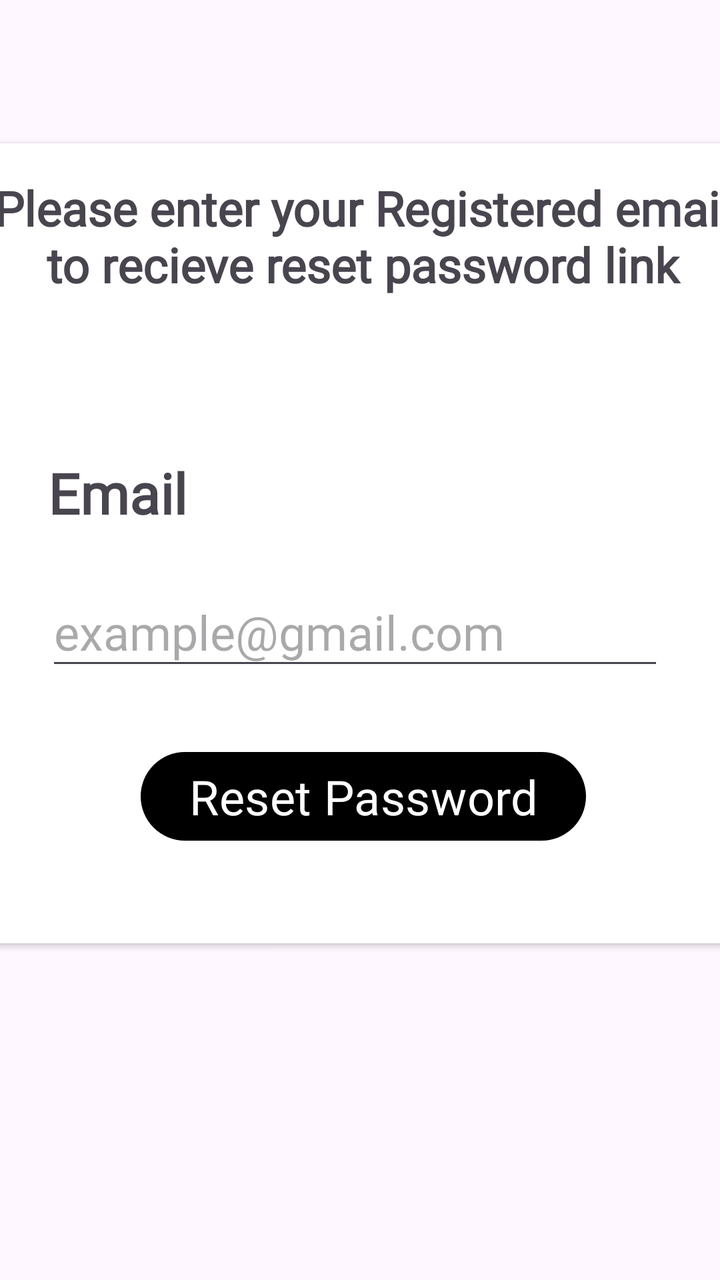
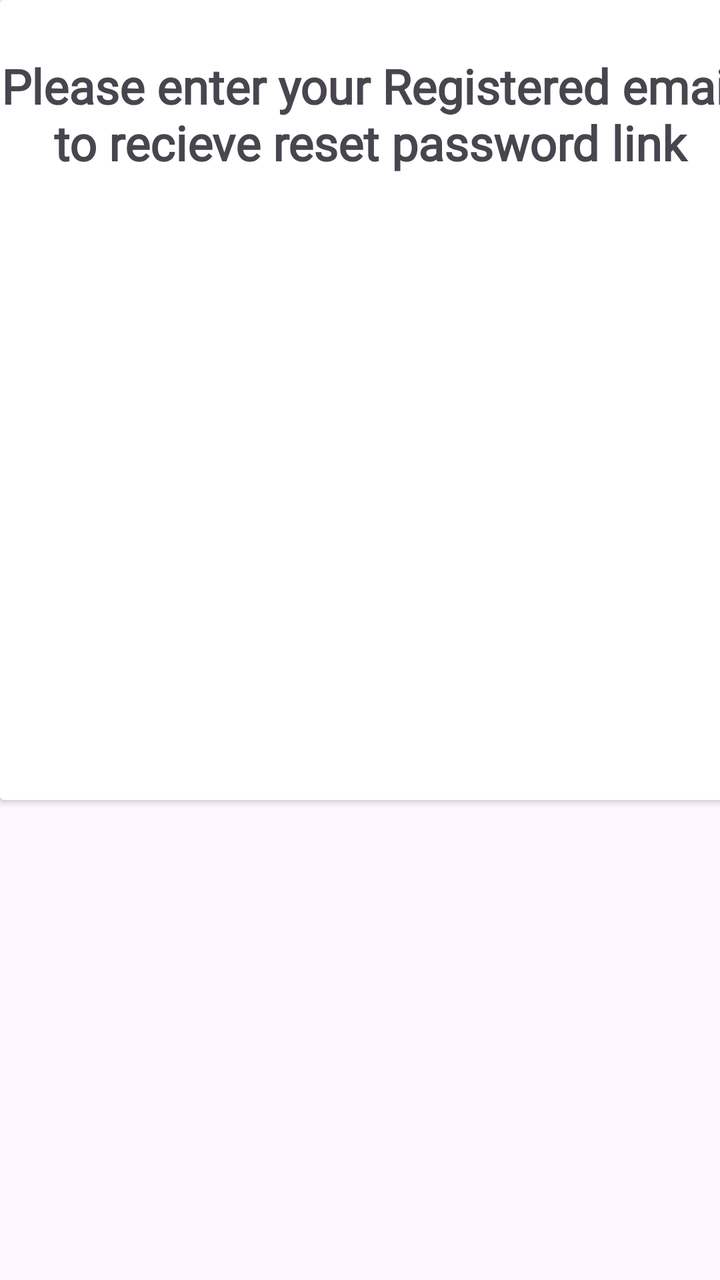

An Android layout rendered at two revisions. The XML below is the earlier revision; the diff shows what the commit changed to produce the second picture.
<!-- AndroidManifest.xml: application theme Theme.Hostelvault -->
<!-- res/layout/activity_forgot_passwrd.xml -->
<?xml version="1.0" encoding="utf-8"?>
<androidx.constraintlayout.widget.ConstraintLayout xmlns:android="http://schemas.android.com/apk/res/android"
    xmlns:app="http://schemas.android.com/apk/res-auto"
    xmlns:tools="http://schemas.android.com/tools"
    android:id="@+id/main"
    android:layout_width="match_parent"
    android:layout_height="match_parent"
    tools:context=".forgotPasswrd">

    <androidx.cardview.widget.CardView
        android:layout_width="375dp"
        android:layout_height="400dp"
        android:elevation="16dp"
        app:layout_constraintBottom_toBottomOf="parent"
        app:layout_constraintEnd_toEndOf="parent"
        app:layout_constraintHorizontal_bias="0.444"
        app:layout_constraintStart_toStartOf="parent"
        app:layout_constraintTop_toTopOf="parent"
        app:layout_constraintVertical_bias="0.299">

        <androidx.constraintlayout.widget.ConstraintLayout
            android:layout_width="match_parent"
            android:layout_height="match_parent">

            <TextView
                android:id="@+id/textView2"
                android:layout_width="370dp"
                android:layout_height="120dp"
                android:layout_marginTop="16dp"
                android:fontFamily="@font/poppins_semibold"
                android:text="Please enter your Registered email to recieve reset password link"
                android:textAlignment="center"
                android:textSize="24dp"
                android:textStyle="bold"
                app:layout_constraintEnd_toEndOf="parent"
                app:layout_constraintHorizontal_bias="0.466"
                app:layout_constraintStart_toStartOf="parent"
                app:layout_constraintTop_toTopOf="parent" />


            <TextView
                android:id="@+id/textView3"
                android:layout_width="wrap_content"
                android:layout_height="wrap_content"
                android:layout_marginTop="20dp"
                android:fontFamily="@font/poppins_semibold"
                android:text="Email"
                android:textSize="28sp"
                android:textStyle="bold"
                app:layout_constraintEnd_toEndOf="parent"
                app:layout_constraintHorizontal_bias="0.098"
                app:layout_constraintStart_toStartOf="parent"
                app:layout_constraintTop_toBottomOf="@+id/textView2" />

            <EditText
                android:id="@+id/resetemail"
                android:layout_width="309dp"
                android:layout_height="51dp"
                android:layout_marginTop="24dp"
                android:fontFamily="@font/poppins_semibold"
                android:hint="example@gmail.com"
                android:inputType="textEmailAddress"
                android:textSize="24sp"
                app:layout_constraintEnd_toEndOf="parent"
                app:layout_constraintHorizontal_bias="0.439"
                app:layout_constraintStart_toStartOf="parent"
                app:layout_constraintTop_toBottomOf="@+id/textView3" />

            <Button
                android:id="@+id/resetbtn"
                android:layout_width="wrap_content"
                android:layout_height="wrap_content"
                android:layout_marginTop="32dp"
                android:text="Reset Password"
                android:textSize="24sp"
                android:fontFamily="@font/poppins_semibold"
                app:layout_constraintEnd_toEndOf="parent"
                app:layout_constraintStart_toStartOf="parent"
                app:layout_constraintTop_toBottomOf="@+id/resetemail" />

        </androidx.constraintlayout.widget.ConstraintLayout>
    </androidx.cardview.widget.CardView>

</androidx.constraintlayout.widget.ConstraintLayout>
<!-- resources referenced by this layout -->
<resources>
  <style name="Theme.Hostelvault" parent="Theme.Material3.DayNight.NoActionBar">
  
          <item name="android:statusBarColor">@color/bg_color</item>
          <item name="colorPrimary">@color/black</item>
          <item name="colorPrimaryVariant">@color/transparent</item>
          <item name="backgroundTint">@null</item>
          <item name="strokeColor">@null</item>
  
      </style>
  <color name="bg_color">#1A1A24</color>
  <color name="black">#FF000000</color>
  <color name="transparent">#004F4FA5</color>
</resources>

<!-- the commit's change to res/layout/activity_forgot_passwrd.xml (unified diff, before → after) -->
@@ -1,5 +1,5 @@
 <?xml version="1.0" encoding="utf-8"?>
-<androidx.constraintlayout.widget.ConstraintLayout xmlns:android="http://schemas.android.com/apk/res/android"
+<LinearLayout xmlns:android="http://schemas.android.com/apk/res/android"
     xmlns:app="http://schemas.android.com/apk/res-auto"
     xmlns:tools="http://schemas.android.com/tools"
     android:id="@+id/main"
@@ -18,7 +18,7 @@
         app:layout_constraintTop_toTopOf="parent"
         app:layout_constraintVertical_bias="0.299">
 
-        <androidx.constraintlayout.widget.ConstraintLayout
+        <LinearLayout
             android:layout_width="match_parent"
             android:layout_height="match_parent">
 
@@ -78,7 +78,7 @@
                 app:layout_constraintStart_toStartOf="parent"
                 app:layout_constraintTop_toBottomOf="@+id/resetemail" />
 
-        </androidx.constraintlayout.widget.ConstraintLayout>
+        </LinearLayout>
     </androidx.cardview.widget.CardView>
 
-</androidx.constraintlayout.widget.ConstraintLayout>
+</LinearLayout>
